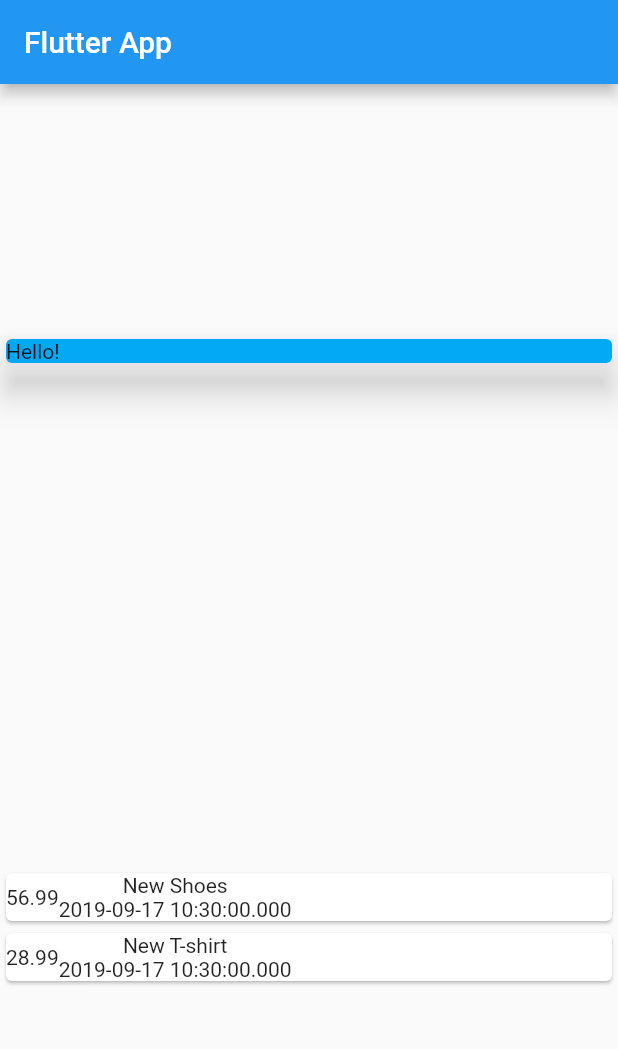
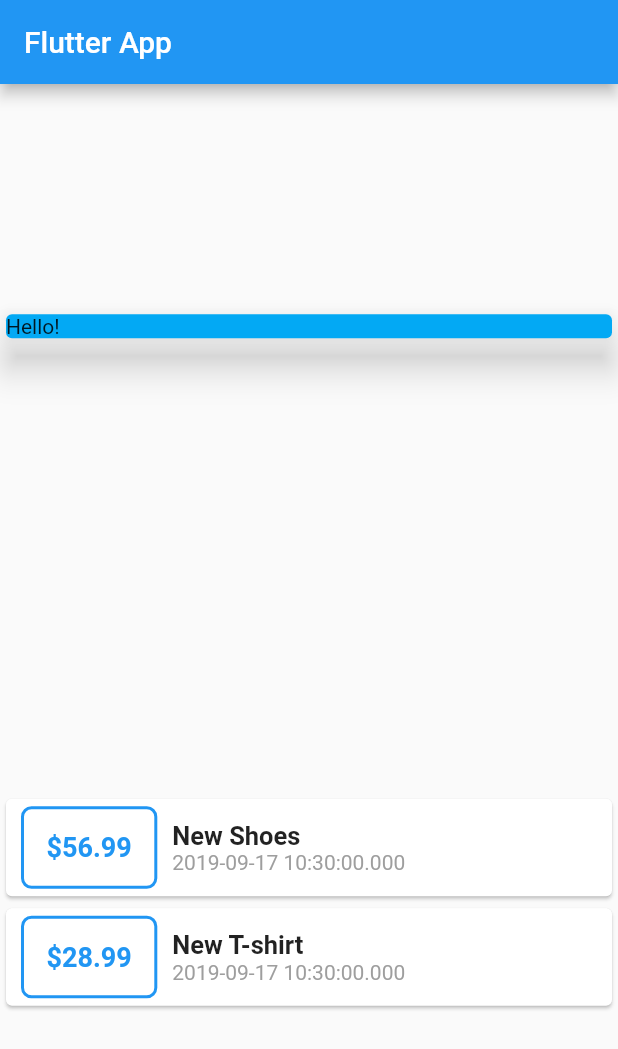
Before and after one commit to agungsepruloh/flutter_expenses_app, a Flutter app: the screen it shows after launch, on a phone screen of 412 x 824 dp. Shown: the top 1049 px of the screen. Run offline on Flutter 3.47's test engine with Material 2 defaults, Android fonts, the phone set to English and light mode, and no system bars.

Commit message:
Styling a container and styling text

```diff
--- a/lib/main.dart
+++ b/lib/main.dart
@@ -53,12 +53,44 @@ class MyHomePage extends StatelessWidget {
                 child: Row(
                   children: <Widget>[
                     Container(
-                      child: Text(transaction.amount.toString()),
+                      margin: EdgeInsets.symmetric(
+                        vertical: 5,
+                        horizontal: 10,
+                      ),
+                      padding: EdgeInsets.all(15),
+                      decoration: BoxDecoration(
+                        border: Border.all(
+                          width: 2,
+                          color: Colors.blue,
+                        ),
+                        borderRadius: BorderRadius.circular(7),
+                      ),
+                      child: Text(
+                        '\$' + transaction.amount.toString(),
+                        style: TextStyle(
+                          fontSize: 18,
+                          fontWeight: FontWeight.bold,
+                          color: Colors.blue,
+                        ),
+                      ),
                     ),
                     Column(
+                      crossAxisAlignment: CrossAxisAlignment.start,
                       children: <Widget>[
-                        Text(transaction.title),
-                        Text(transaction.date.toString())
+                        Text(
+                          transaction.title,
+                          style: TextStyle(
+                            fontFamily: 'Roboto',
+                            fontSize: 17,
+                            fontWeight: FontWeight.bold,
+                          ),
+                        ),
+                        Text(
+                          transaction.date.toString(),
+                          style: TextStyle(
+                            color: Colors.grey,
+                          ),
+                        ),
                       ],
                     ),
                   ],
```
